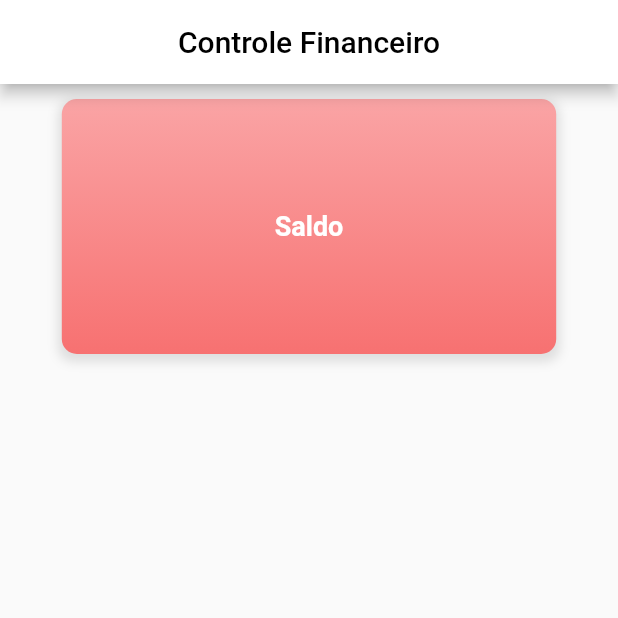
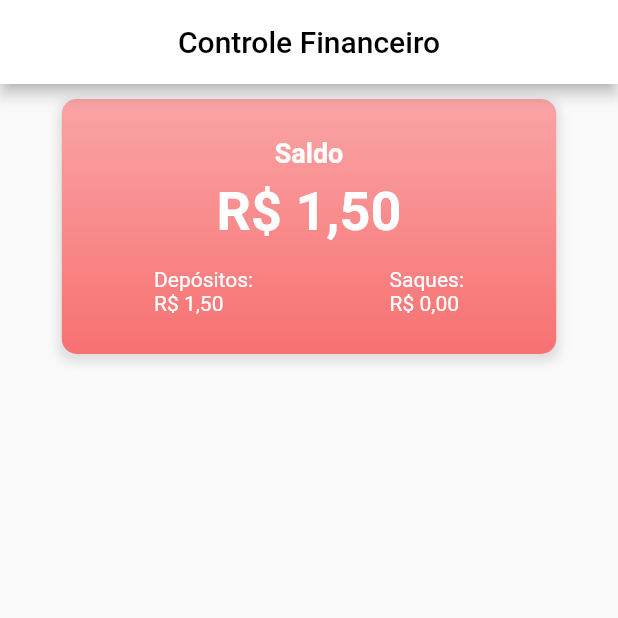
Before and after one commit to mayconndouglass/simple-finance-control-app, a Flutter app: the screen it shows after launch, on a phone screen of 412 x 824 dp, the top half of it. Run offline on Flutter 3.47's test engine with Material 2 defaults, Android fonts, the phone set to English and light mode, and no system bars.

Commit message:
finalized balance container appearance

```diff
--- a/lib/pages/finance_page.dart
+++ b/lib/pages/finance_page.dart
@@ -9,6 +9,21 @@ class FinancePage extends StatefulWidget {
 }
 
 class FinancePageState extends State<FinancePage> {
+
+  String _formatValue(double value) {
+    final intValue = value.toInt();
+    final doubleValue = value - intValue;
+
+    final formattedIntValue = intValue.toString().replaceAllMapped(
+      RegExp(r'(\d{1,3})(?=(\d{3})+(?!\d))'),
+      (Match m) => '${m[1]}.',
+    );
+
+    final formattedDoubleValue = doubleValue.toStringAsFixed(2).split('.')[1];
+
+    return '$formattedIntValue,$formattedDoubleValue';
+  }
+
   @override
   Widget build(BuildContext context) {
     return Scaffold(
@@ -49,16 +64,69 @@ class FinancePageState extends State<FinancePage> {
               margin: const EdgeInsets.symmetric(horizontal: 16),
               padding: const EdgeInsets.all(16),
               alignment: Alignment.center,
-              child: const Column(
+              child: Column(
                 mainAxisAlignment: MainAxisAlignment.center,
                 children: [
-                   Text('Saldo',
+                   const Text(
+                    'Saldo',
                     style: TextStyle(
                       fontSize: 18,
                       fontWeight: FontWeight.bold,
                       color:  Colors.white,
                     ),
                   ),
+                const SizedBox(height: 8),
+                Text('R\$ ${_formatValue(1.500)}',//TODO valor deve ser futuramente dinamico
+                  style: const TextStyle(
+                    fontSize: 36,
+                    fontWeight: FontWeight.bold,
+                    color: Colors.white,
+                    ),
+                  ),
+                  const SizedBox(height: 16),
+                  Row(
+                    mainAxisAlignment: MainAxisAlignment.spaceAround,
+                    children: [
+                      Column(
+                        crossAxisAlignment: CrossAxisAlignment.start,
+                        children: [
+                        const Text(
+                          'Depósitos:',
+                          style: TextStyle(
+                            fontSize: 14,
+                            color: Colors.white,
+                          ),
+                        ),
+                        Text(
+                          'R\$ ${_formatValue(1.50)}',
+                          style: const TextStyle(
+                            fontSize: 14,
+                            color: Colors.white,
+                          ),
+                        ),
+                      ],
+                      ),
+                      Column(
+                        crossAxisAlignment: CrossAxisAlignment.start,
+                        children: [
+                          const Text(
+                            'Saques:',
+                            style: TextStyle(
+                              fontSize: 14,
+                              color: Colors.white,
+                            ),
+                          ),
+                          Text(
+                            'R\$ ${_formatValue(0.0)}',//TODO Aqui é valor dinamico
+                            style: const TextStyle(
+                              fontSize: 14,
+                              color: Colors.white,
+                            ),
+                          ),
+                        ],
+                      ),
+                    ],
+                  )
                 ],
               ),
             )
```
